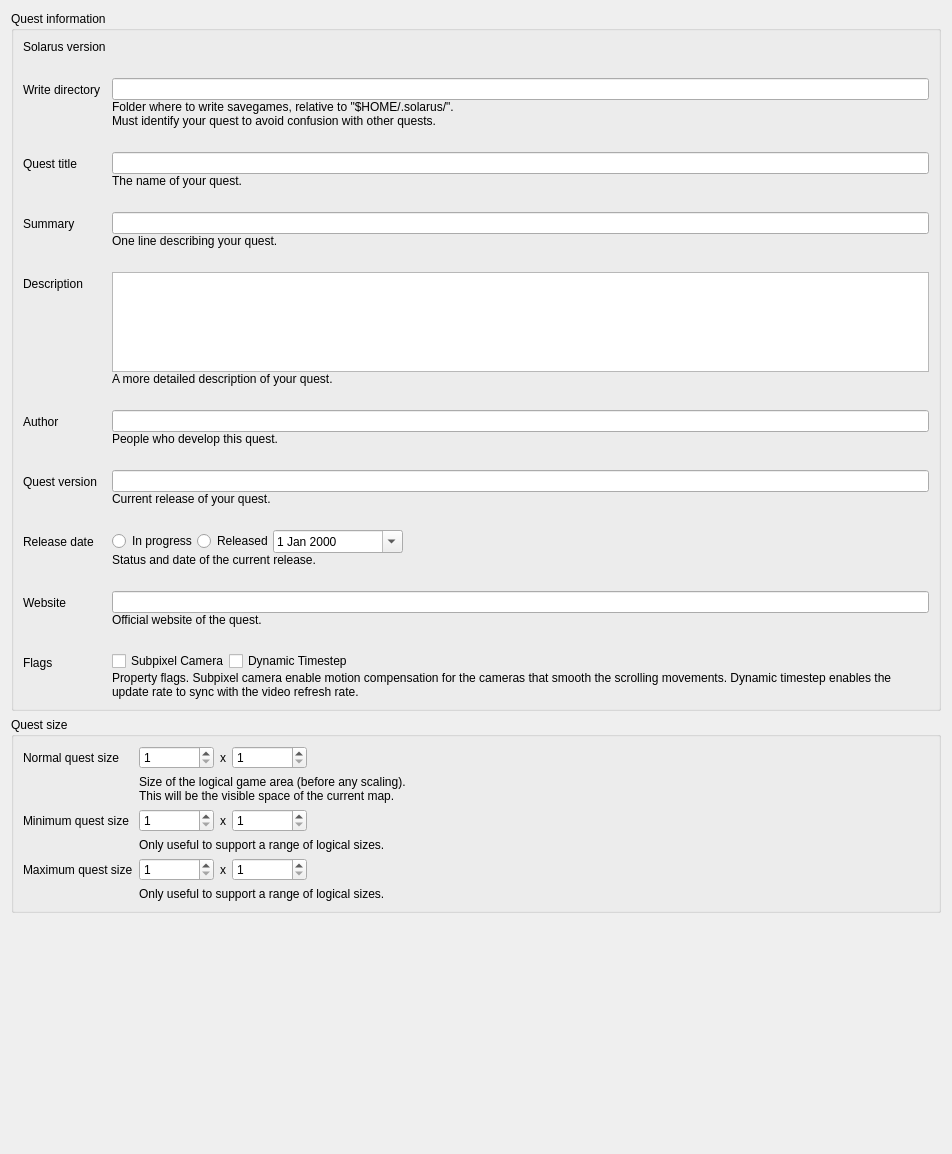
Old version of the form src/widgets/quest_properties_editor.ui in the repository Kangie/solarus.
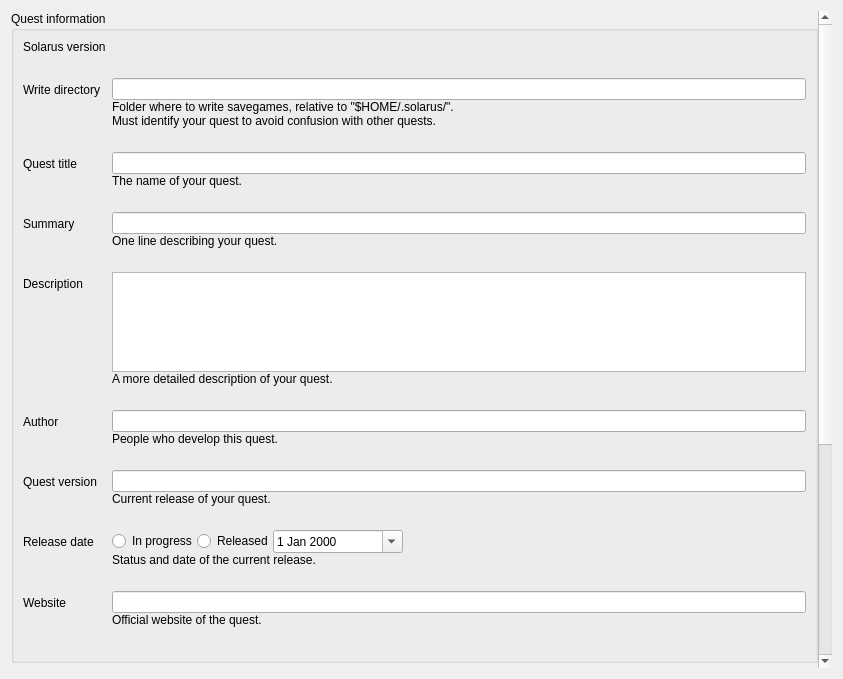
New version of the form. Custom widgets are drawn as their Qt base class.

Commit message: Tweak the UI of subpixel_camera and dynamic_timestep

What changed in the file:
```diff
--- a/src/widgets/quest_properties_editor.ui
+++ b/src/widgets/quest_properties_editor.ui
@@ -6,8 +6,8 @@
    <rect>
     <x>0</x>
     <y>0</y>
-    <width>952</width>
-    <height>1154</height>
+    <width>843</width>
+    <height>679</height>
    </rect>
   </property>
   <property name="sizePolicy">
@@ -32,9 +32,9 @@
       <property name="geometry">
        <rect>
         <x>0</x>
-        <y>0</y>
-        <width>920</width>
-        <height>1156</height>
+        <y>-517</y>
+        <width>804</width>
+        <height>1172</height>
        </rect>
       </property>
       <layout class="QVBoxLayout" name="verticalLayout_3">
@@ -358,57 +358,8 @@
               </item>
              </layout>
             </item>
-            <item row="9" column="0">
-             <widget class="QLabel" name="flags_label">
-              <property name="text">
-               <string>Flags</string>
-              </property>
-             </widget>
-            </item>
             <item row="9" column="1">
-             <layout class="QVBoxLayout" name="flags_vlayout">
-              <item>
-               <layout class="QHBoxLayout" name="flags_hlayout">
-                <item>
-                 <widget class="QCheckBox" name="subpixel_camera">
-                  <property name="text">
-                   <string>Subpixel Camera</string>
-                  </property>
-                 </widget>
-                </item>
-                <item>
-                 <widget class="QCheckBox" name="dynamic_timestep">
-                  <property name="text">
-                   <string>Dynamic Timestep</string>
-                  </property>
-                 </widget>
-                </item>
-                <item>
-                 <spacer name="horizontalSpacer_flags">
-                  <property name="orientation">
-                   <enum>Qt::Horizontal</enum>
-                  </property>
-                  <property name="sizeHint" stdset="0">
-                   <size>
-                    <width>40</width>
-                    <height>20</height>
-                   </size>
-                  </property>
-                 </spacer>
-                </item>
-               </layout>
-              </item>
-              <item>
-               <widget class="QLabel" name="label_long_flags">
-                <property name="text">
-                 <string>Property flags. Subpixel camera enable motion compensation for the cameras that smooth the scrolling movements. Dynamic timestep enables the update rate to sync with the video refresh rate.</string>
-                </property>
-                <property name="wordWrap">
-                 <bool>true</bool>
-                </property>
-               </widget>
-              </item>
-             </layout>
+             <layout class="QVBoxLayout" name="flags_vlayout"/>
             </item>
            </layout>
           </item>
@@ -424,7 +375,7 @@
           </sizepolicy>
          </property>
          <property name="title">
-          <string>Quest size</string>
+          <string>Video</string>
          </property>
          <layout class="QVBoxLayout" name="verticalLayout_2">
           <item>
@@ -433,6 +384,48 @@
              <enum>QFormLayout::AllNonFixedFieldsGrow</enum>
             </property>
             <item row="0" column="0">
+             <widget class="QLabel" name="label_9">
+              <property name="text">
+               <string>Video options</string>
+              </property>
+             </widget>
+            </item>
+            <item row="0" column="1">
+             <layout class="QVBoxLayout" name="verticalLayout_9">
+              <item>
+               <widget class="QCheckBox" name="subpixel_camera">
+                <property name="text">
+                 <string>Smooth camera scrolling</string>
+                </property>
+               </widget>
+              </item>
+              <item>
+               <widget class="QLabel" name="label_long_flags">
+                <property name="text">
+                 <string>Enables subpixel smoothing of camera scrolling movement.</string>
+                </property>
+                <property name="wordWrap">
+                 <bool>true</bool>
+                </property>
+               </widget>
+              </item>
+              <item>
+               <widget class="QCheckBox" name="dynamic_timestep">
+                <property name="text">
+                 <string>Synchronize update rate with video</string>
+                </property>
+               </widget>
+              </item>
+              <item>
+               <widget class="QLabel" name="label_11">
+                <property name="text">
+                 <string>Keeps the main loop update rate the same as the video refresh rate.</string>
+                </property>
+               </widget>
+              </item>
+             </layout>
+            </item>
+            <item row="1" column="0">
              <widget class="QLabel" name="normal_size_label">
               <property name="font">
                <font>
@@ -444,7 +437,7 @@
               </property>
              </widget>
             </item>
-            <item row="0" column="1">
+            <item row="1" column="1">
              <layout class="QVBoxLayout" name="normal_quest_size_layout">
               <item>
                <layout class="QHBoxLayout" name="horizontalLayout_2">
@@ -521,7 +514,7 @@
               </item>
              </layout>
             </item>
-            <item row="1" column="0">
+            <item row="2" column="0">
              <widget class="QLabel" name="min_size_label">
               <property name="font">
                <font>
@@ -533,7 +526,7 @@
               </property>
              </widget>
             </item>
-            <item row="1" column="1">
+            <item row="2" column="1">
              <layout class="QVBoxLayout" name="min_quest_size_layout">
               <item>
                <layout class="QHBoxLayout" name="horizontalLayout_3">
@@ -606,7 +599,7 @@
               </item>
              </layout>
             </item>
-            <item row="2" column="0">
+            <item row="3" column="0">
              <widget class="QLabel" name="max_size_label">
               <property name="font">
                <font>
@@ -618,7 +611,7 @@
               </property>
              </widget>
             </item>
-            <item row="2" column="1">
+            <item row="3" column="1">
              <layout class="QVBoxLayout" name="max_quest_size_layout">
               <item>
                <layout class="QHBoxLayout" name="horizontalLayout_4">
```
